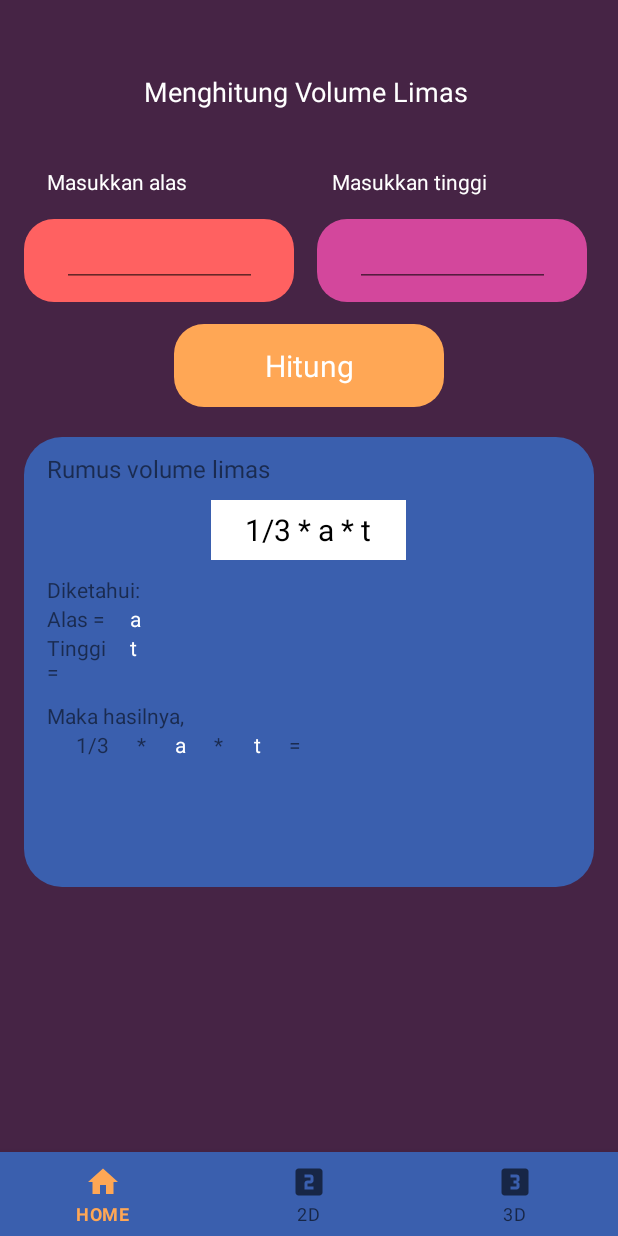
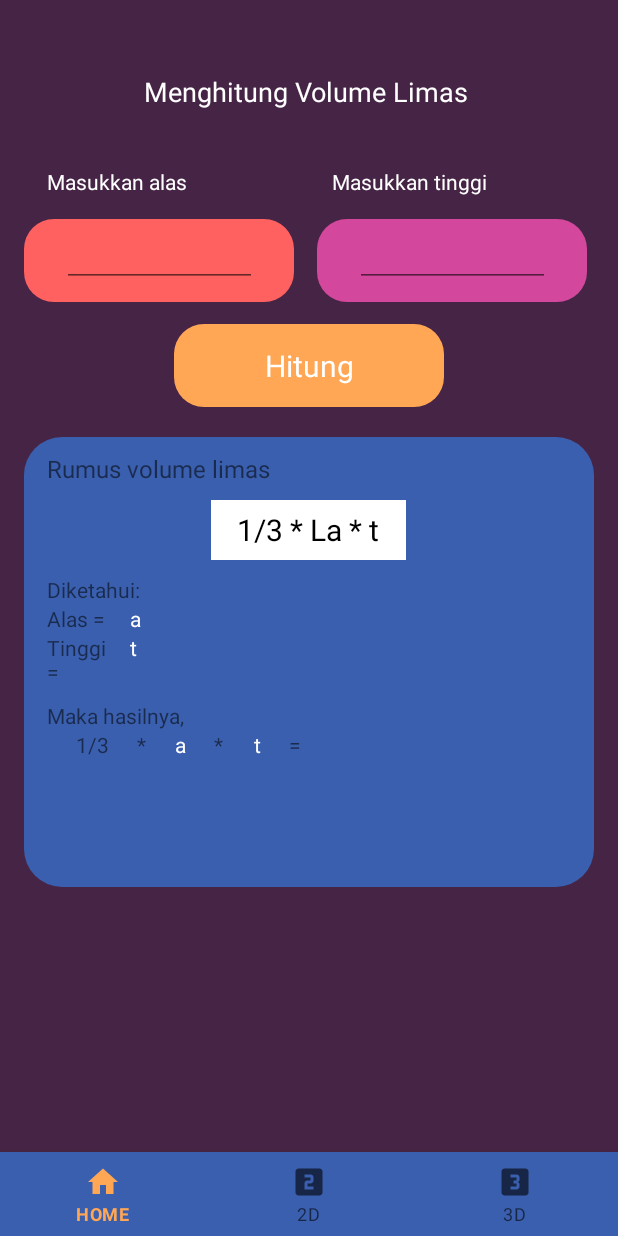
Before and after one commit to MSultan-2057051019/project-kelompok-3-b, an Android app: the fragment LimasFragment placed in its activity, on a phone screen of 412 x 824 dp. Run offline under Robolectric (Android 15) with nearby library versions, the phone set to English and light mode, and no system bars.

Commit message:
update again

```diff
--- a/app/src/main/res/layout/fragment_limas.xml
+++ b/app/src/main/res/layout/fragment_limas.xml
@@ -143,7 +143,7 @@
                 android:layout_width="130dp"
                 android:layout_height="40dp"
                 android:gravity="center"
-                android:text="1/3 * a * t"
+                android:text="1/3 * La * t"
                 android:textColor="@color/black"
                 android:textSize="20dp" />
         </LinearLayout>
--- a/app/src/main/res/layout/fragment_tabung.xml
+++ b/app/src/main/res/layout/fragment_tabung.xml
@@ -143,7 +143,7 @@
                 android:layout_width="150dp"
                 android:layout_height="40dp"
                 android:gravity="center"
-                android:text="1/3 * phi * r * r * t"
+                android:text="phi * r * r * t"
                 android:textColor="@color/black"
                 android:textSize="17dp" />
         </LinearLayout>
```
